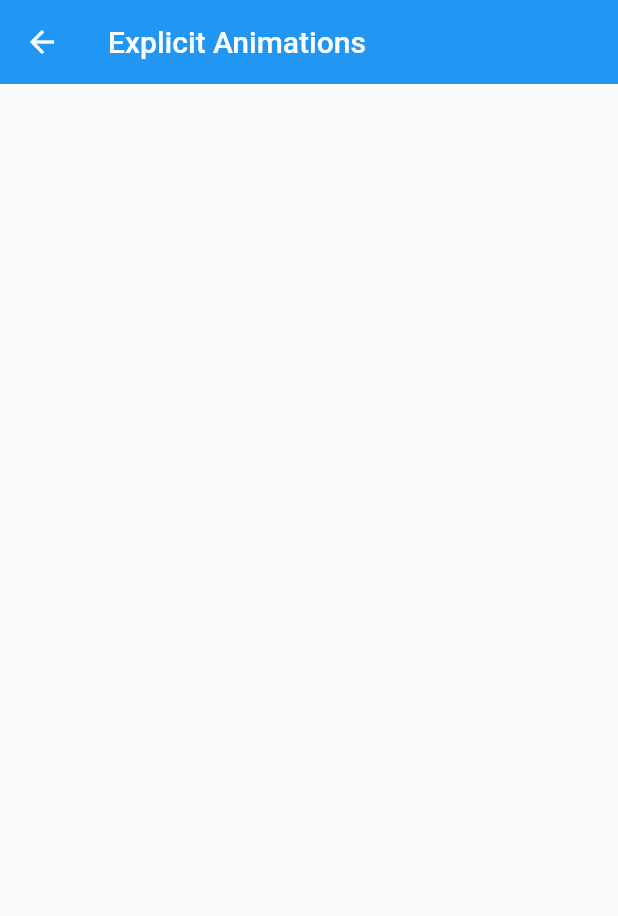
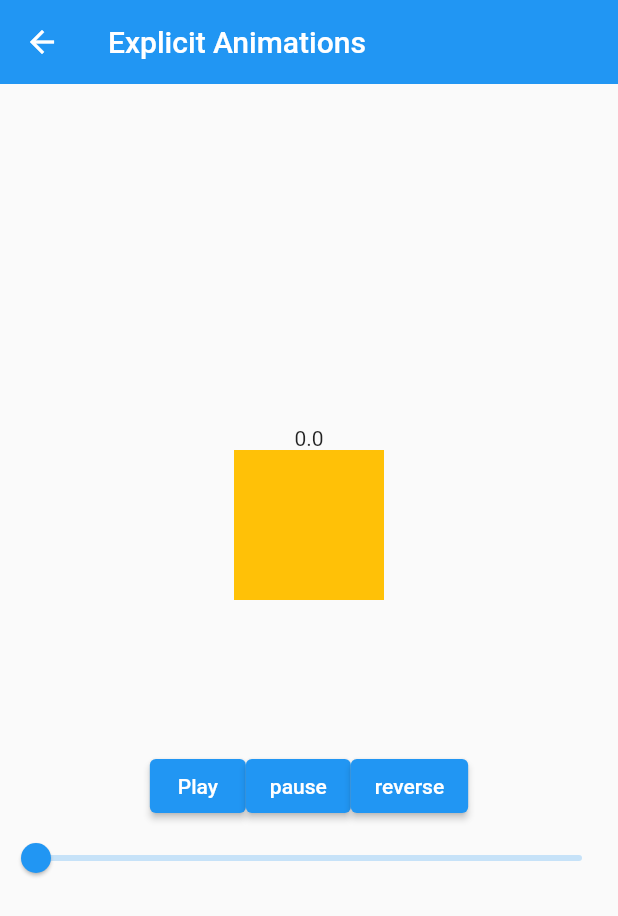
Before and after one commit to DhongGyuOh/flutter_application_animation, a Flutter app: the ExplicitAnimationScreen screen opened by its route, on a phone screen of 412 x 824 dp. Shown: the top 916 px of the screen. Run offline on Flutter 3.47's test engine with Material 2 defaults, Android fonts, the phone set to English and light mode, and no system bars; our stand-ins replace go_router.

Commit message:
#2 EXPLICIT ANIMATIONS

```diff
--- a/lib/screens/explicit_animation_screen.dart
+++ b/lib/screens/explicit_animation_screen.dart
@@ -1,5 +1,4 @@
 import 'package:flutter/material.dart';
-import 'package:flutter/scheduler.dart';
 
 class ExplicitAnimationScreen extends StatefulWidget {
   const ExplicitAnimationScreen({super.key});
@@ -12,15 +11,69 @@ class ExplicitAnimationScreen extends StatefulWidget {
 }
 
 class _ExplicitAnimationScreenState extends State<ExplicitAnimationScreen>
-    with SingleTickerProviderStateMixin {
-  late final AnimationController _animationController =
-      AnimationController(vsync: this);
+//SingleTickerProviderStateMixin -> Ticker가 하나만 필요할 때
+//TickerProviderStateMixin -> Ticker가 여러개 필요할 떄
+    with
+        SingleTickerProviderStateMixin {
+  late final AnimationController _animationController = AnimationController(
+      vsync: this,
+      duration: const Duration(milliseconds: 2000),
+      reverseDuration: const Duration(milliseconds: 1000)
+      //lowerBound: 50,      upperBound: 100
+      );
+
+  late final Animation<Color?> _color =
+      ColorTween(begin: Colors.amber, end: Colors.blue).animate(_curve);
+
+  late final Animation<Decoration> _decoration = DecorationTween(
+          begin: const BoxDecoration(color: Colors.amber),
+          end: const BoxDecoration(color: Colors.red))
+      .animate(_curve);
+
+  late final Animation<Offset> _transition =
+      Tween(begin: const Offset(0, 0), end: const Offset(20, 20))
+          .animate(_curve);
+
+  late final Animation<double> _scale =
+      Tween(begin: 0.0, end: 0.5).animate(_curve);
+
+  late final CurvedAnimation _curve = CurvedAnimation(
+      parent: _animationController,
+      curve: Curves.elasticOut,
+      reverseCurve: Curves.easeInOutExpo);
+
   @override
   void initState() {
+    _animationController.addListener(() {
+      _range.value = _animationController.value;
+    });
+    _animationController.addStatusListener((status) {
+      if (status == AnimationStatus.completed) _animationController.reverse();
+    });
     super.initState();
-    Ticker((elapsed) {
-      print(elapsed);
-    });
+    // //Ticker는 애니메이션 프레임 하나당 한번 호출됨
+    // Ticker((elapsed) {
+    //   print(elapsed);
+    // });
+  }
+
+  void _play() {
+    _animationController.forward();
+  }
+
+  void _pause() {
+    _animationController.stop();
+  }
+
+  void _reverse() {
+    _animationController.reverse();
+  }
+
+  final ValueNotifier<double> _range = ValueNotifier(0.0);
+
+  void _onChanged(double value) {
+    _range.value = 0;
+    _animationController.value = value;
   }
 
   @override
@@ -30,6 +83,62 @@ class _ExplicitAnimationScreenState extends State<ExplicitAnimationScreen>
         elevation: 0,
         title: const Text("Explicit Animations"),
       ),
+      body: Center(
+        child: Column(
+          mainAxisAlignment: MainAxisAlignment.center,
+          children: [
+            //AnimatedBuilder를 사용하면 화면 전체가 빌드되지않고 builder안에 있는 위젯만 리빌드됨
+            AnimatedBuilder(
+              animation: _animationController,
+              builder: (context, child) {
+                return Text("${_animationController.value}");
+              },
+            ),
+            AnimatedBuilder(
+              animation: _color,
+              builder: (context, child) {
+                return Transform.translate(
+                  offset: _transition.value,
+                  child: Container(
+                    color: _color.value,
+                    width: 100,
+                    height: 100,
+                  ),
+                );
+              },
+            ),
+            AnimatedBuilder(
+              animation: _decoration,
+              builder: (context, child) {
+                return Transform.scale(
+                  scale: _scale.value,
+                  child: Container(
+                    height: 100,
+                    width: 100,
+                    decoration: _decoration.value,
+                  ),
+                );
+              },
+            ),
+            Row(
+              mainAxisAlignment: MainAxisAlignment.center,
+              crossAxisAlignment: CrossAxisAlignment.center,
+              children: [
+                ElevatedButton(onPressed: _play, child: const Text("Play")),
+                ElevatedButton(onPressed: _pause, child: const Text("pause")),
+                ElevatedButton(
+                    onPressed: _reverse, child: const Text("reverse")),
+              ],
+            ),
+            ValueListenableBuilder(
+              valueListenable: _range,
+              builder: (context, value, child) {
+                return Slider(value: value, onChanged: _onChanged);
+              },
+            )
+          ],
+        ),
+      ),
     );
   }
 }
```
